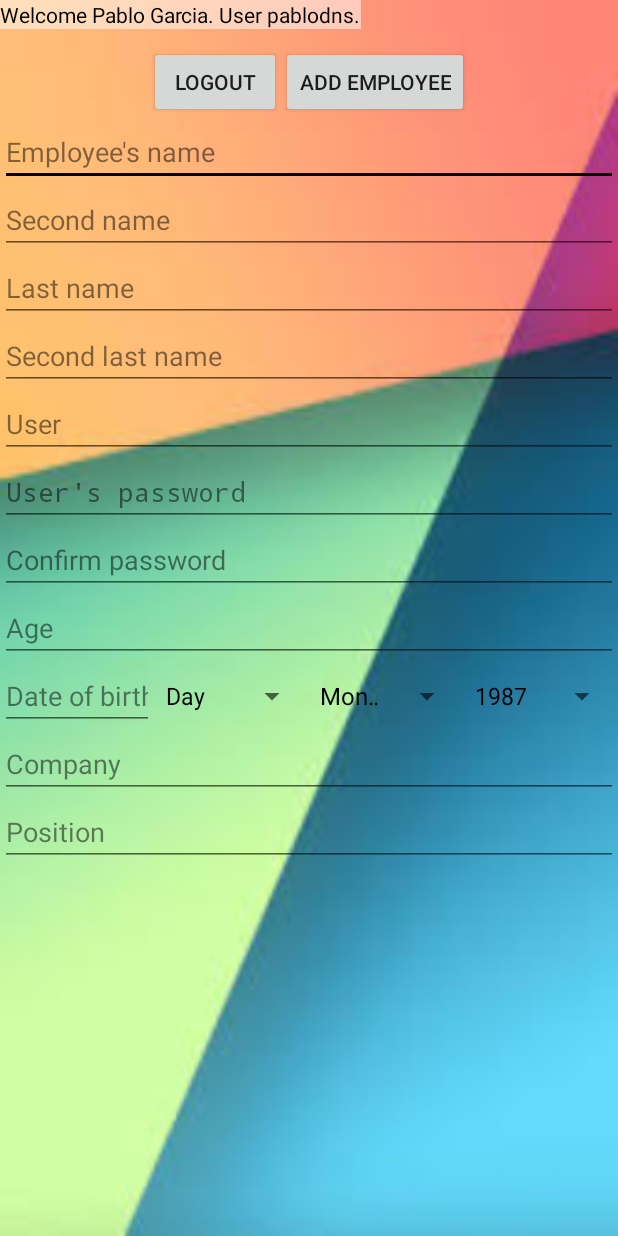
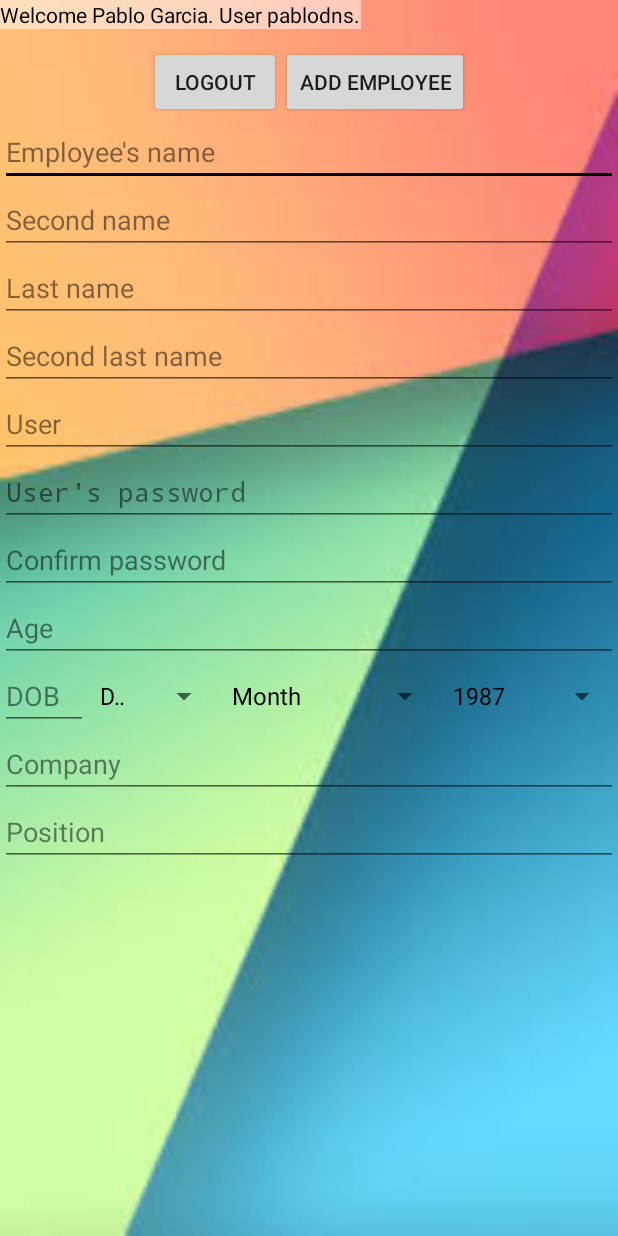
Before and after one commit to pablodns/Projects, an Android app: the screen it shows after launch (MainMenu), after a tap on "LOGIN", on a phone screen of 412 x 824 dp. Run offline under Robolectric (Android 15) with nearby library versions, the light colour scheme and no system bars.

Commit message:
Gravity for dob

```diff
--- a/ProsesaManager/app/src/main/res/layout/activity_main.xml
+++ b/ProsesaManager/app/src/main/res/layout/activity_main.xml
@@ -207,19 +207,19 @@
                     android:id="@+id/sp_day"
                     android:layout_width="0dp"
                     android:layout_height="match_parent"
-                    android:layout_weight="1" />
+                    android:layout_weight="1.5" />
 
                 <Spinner
                     android:id="@+id/sp_month"
                     android:layout_width="0dp"
                     android:layout_height="match_parent"
-                    android:layout_weight="1" />
+                    android:layout_weight="2.5" />
 
                 <Spinner
                     android:id="@+id/sp_year"
                     android:layout_width="0dp"
                     android:layout_height="match_parent"
-                    android:layout_weight="1" />
+                    android:layout_weight="2" />
 
             </LinearLayout>
 
--- a/ProsesaManager/app/src/main/res/values/strings.xml
+++ b/ProsesaManager/app/src/main/res/values/strings.xml
@@ -25,7 +25,7 @@
     <string name="txt_password">User\'s password</string>
     <string name="txt_confirmPassword">Confirm password</string>
     <string name="txt_age">Age</string>
-    <string name="txt_dob">Date of birth</string>
+    <string name="txt_dob">DOB</string>
     <string name="txt_company">Company</string>
     <string name="txt_position">Position</string>
 
```
